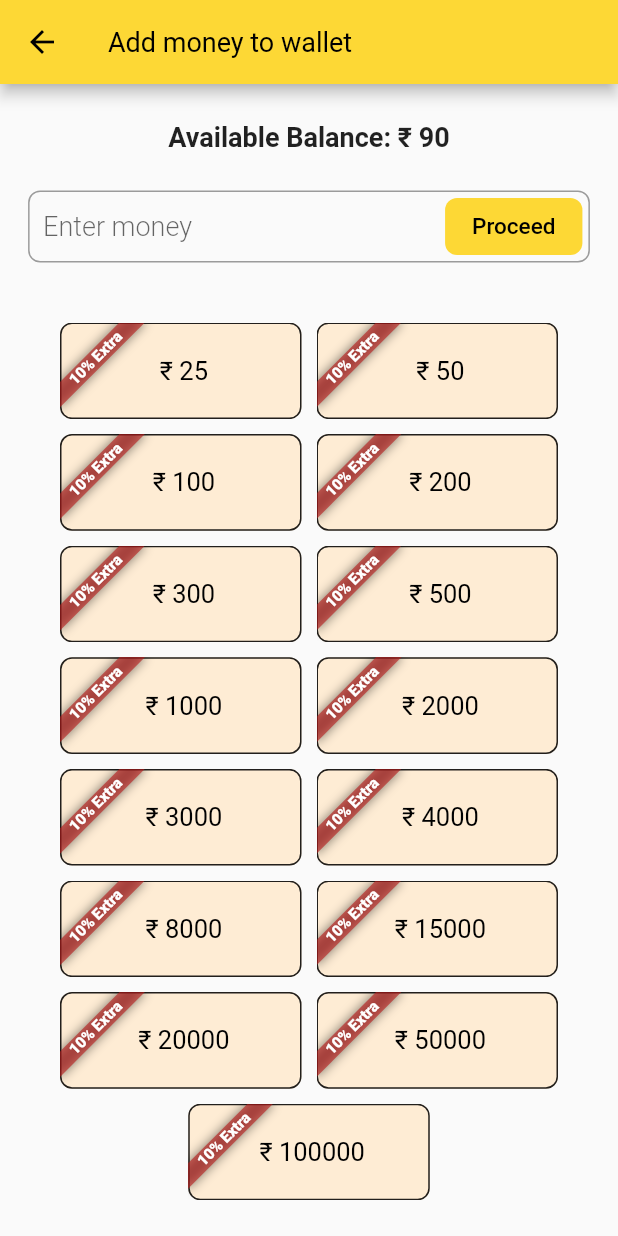
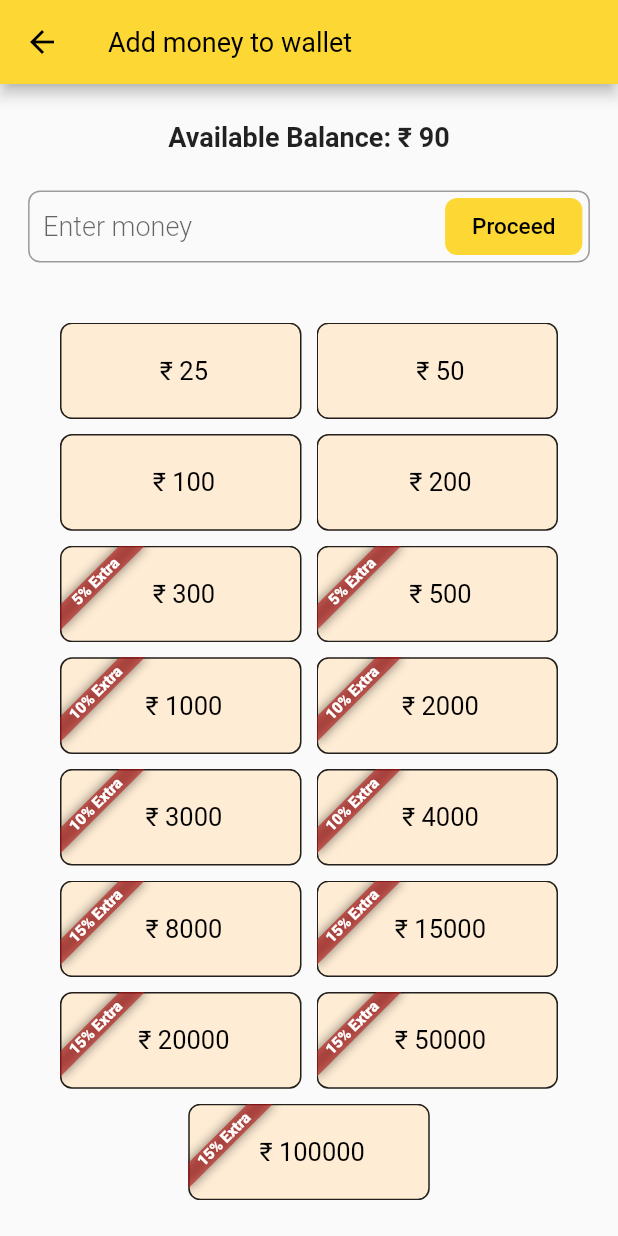
Before and after one commit to harshuhere01/astroapp, a Flutter app: the AddMoneyPage screen opened directly, on a phone screen of 412 x 824 dp. Run offline on Flutter 3.47's test engine with Material 2 defaults, Android fonts, the phone set to English and light mode, and no system bars; our stand-ins replace flutter_spinkit; network calls fail.

Commit message:
method changes

```diff
--- a/lib/Pages/add_money_to_wallet.dart
+++ b/lib/Pages/add_money_to_wallet.dart
@@ -107,9 +107,14 @@ class _AddMoneyPageState extends State<AddMoneyPage> {
                 itemCount: itemlist.length,
                 itemBuilder: (BuildContext context, int index) {
                   return ClipRect(
-                    child: Banner(
+                    child: itemlist[index] > 200
+                        ? Banner(
                             location: BannerLocation.topStart,
-                      message: '10% Extra',
+                            message: itemlist[index] <= 500
+                                ? '5% Extra'
+                                : itemlist[index] <= 4000
+                                    ? '10% Extra'
+                                    : '15% Extra',
                             child: InkWell(
                               onTap: () {
                                 ScaffoldMessenger.of(context).clearSnackBars();
@@ -123,7 +128,38 @@ class _AddMoneyPageState extends State<AddMoneyPage> {
                                 decoration: BoxDecoration(
                                   shape: BoxShape.rectangle,
                                   color: const Color(0xFFfeecd4),
-                            border: Border.all(color: Colors.black87, width: 1),
+                                  border: Border.all(
+                                      color: Colors.black87, width: 1),
+                                  borderRadius: const BorderRadius.all(
+                                      Radius.circular(8)),
+                                ),
+                                child: Center(
+                                  child: Text(
+                                    " ₹ ${itemlist[index].toString()}",
+                                    style: const TextStyle(
+                                        color: Colors.black,
+                                        fontSize: 17,
+                                        fontWeight: FontWeight.w400),
+                                  ),
+                                ),
+                              ),
+                            ),
+                          )
+                        : InkWell(
+                            onTap: () {
+                              ScaffoldMessenger.of(context).clearSnackBars();
+                              ScaffoldMessenger.of(context).showSnackBar(
+                                SnackBar(
+                                    content: Text(
+                                        "You've selected ₹ ${itemlist[index]}.")),
+                              );
+                            },
+                            child: Container(
+                              decoration: BoxDecoration(
+                                shape: BoxShape.rectangle,
+                                color: const Color(0xFFfeecd4),
+                                border:
+                                    Border.all(color: Colors.black87, width: 1),
                                 borderRadius:
                                     const BorderRadius.all(Radius.circular(8)),
                               ),
@@ -138,7 +174,6 @@ class _AddMoneyPageState extends State<AddMoneyPage> {
                               ),
                             ),
                           ),
-                    ),
                   );
                 }),
           ),
```
Also changed, not shown: lib/Pages/call_page.dart (+100 -100 lines), lib/Pages/chat_page.dart (+0 -104 lines), lib/Pages/home_page.dart (+10 -2 lines). Lines whose indentation alone changed are shown as unchanged.
